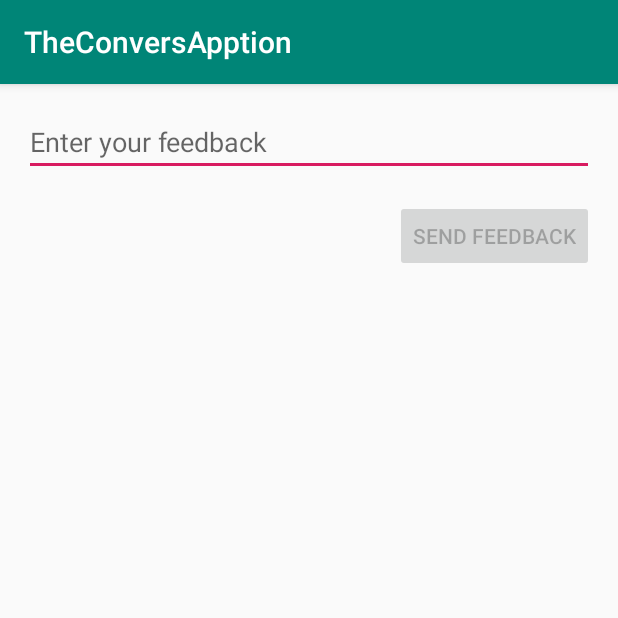
After one commit to SelectiveBamboo/TheConversApption, an Android app: the askFeedbackActivity screen opened directly, with no data from a screen before it, on a phone screen of 412 x 824 dp, the top half of it. The commit adds this screen. Run offline under Robolectric (Android 15) with nearby library versions, the phone set to English and light mode, and no system bars.

Commit message:
Add a feedback menu

```diff
--- a/app/build.gradle
+++ b/app/build.gradle
@@ -25,6 +25,7 @@ dependencies {
     implementation 'com.jakewharton.threetenabp:threetenabp:1.0.5'
     implementation 'androidx.preference:preference:1.1.0-rc01'
     implementation 'androidx.legacy:legacy-support-v4:1.0.0'
+    implementation 'androidx.lifecycle:lifecycle-extensions:2.0.0'
     testImplementation 'org.threeten:threetenbp:1.3.6'
     implementation "androidx.work:work-runtime:$work_version"
     //noinspection GradleCompatible
--- a/app/src/main/AndroidManifest.xml
+++ b/app/src/main/AndroidManifest.xml
@@ -14,18 +14,19 @@
         android:roundIcon="@mipmap/ic_launcher_round"
         android:supportsRtl="true"
         android:theme="@style/AppTheme">
+        <activity android:name=".askFeedbackActivity"></activity>
 
         <service
             android:name=".scheduleNotifService"
             android:exported="false"
-            android:permission="android.permission.BIND_JOB_SERVICE"/>
+            android:permission="android.permission.BIND_JOB_SERVICE" />
 
         <activity android:name=".SettingsActivity" />
 
         <service
             android:name=".RSSTheConvNotif"
             android:exported="false"
-            android:permission="android.permission.BIND_JOB_SERVICE"/>
+            android:permission="android.permission.BIND_JOB_SERVICE" />
 
         <receiver
             android:name=".createNotifReceiver"
--- /dev/null
+++ b/app/src/main/java/fr/smb/univ/iut/acy/rt2/daroldj/theconversapption/askFeedbackActivity.java
@@ -0,0 +1,80 @@
+package fr.smb.univ.iut.acy.rt2.daroldj.theconversapption;
+
+import android.content.SharedPreferences;
+import android.os.Bundle;
+import android.text.Editable;
+import android.text.TextWatcher;
+import android.util.Log;
+import android.view.View;
+import android.widget.Button;
+import android.widget.EditText;
+
+import androidx.appcompat.app.AppCompatActivity;
+
+public class askFeedbackActivity extends AppCompatActivity {
+
+    private final static String TAG = askFeedbackActivity.class.getName();
+
+    private SharedPreferences sharedPreferences;
+
+    private EditText feedback;
+    private Button sendFeedback;
+
+    @Override
+    protected void onCreate(Bundle savedInstanceState)
+    {
+        super.onCreate(savedInstanceState);
+        setContentView(R.layout.activity_ask_feedback);
+
+        this.feedback = super.findViewById(R.id.editFeedback);
+
+        this.feedback.addTextChangedListener(new TextWatcher() {
+            @Override
+            public void beforeTextChanged(CharSequence text, int start, int count, int after)
+            {
+                askFeedbackActivity.this.feedback.setError(null);
+            }
+
+            @Override
+            public void onTextChanged(CharSequence text, int start, int before, int count)
+            {
+                askFeedbackActivity.this.sendFeedback.setEnabled(true);
+            }
+
+            @Override
+            public void afterTextChanged(Editable text)
+            {
+                if (text.length() == 0)
+                {
+                    askFeedbackActivity.this.sendFeedback.setEnabled(false);
+                }
+            }
+        });
+
+        this.sendFeedback = super.findViewById(R.id.sendFeedback);
+        this.sendFeedback.setEnabled(false);
+    }
+
+    public void sendFeedback(View view)
+    {
+        Log.d(TAG, "sendFeedack");
+
+        if (this.feedback.getText().length() > 20)
+        {
+            SharedPreferences.Editor editor = this.sharedPreferences.edit();
+            editor.putString("feedback", this.feedback.getText().toString());
+            editor.commit();
+
+            this.sendFeedbackToServer(this.feedback.getText().toString());
+        }
+        else
+        {
+            this.feedback.setError("Message too short");
+        }
+    }
+
+    private void sendFeedbackToServer(String feedbackToSend)
+    {
+        new Sender(this, "10.102.251.6", feedbackToSend);
+    }
+}
--- /dev/null
+++ b/app/src/main/res/layout/activity_ask_feedback.xml
@@ -0,0 +1,34 @@
+<?xml version="1.0" encoding="utf-8"?>
+
+<androidx.constraintlayout.widget.ConstraintLayout
+    xmlns:android="http://schemas.android.com/apk/res/android"
+    xmlns:app="http://schemas.android.com/apk/res-auto"
+    xmlns:tools="http://schemas.android.com/tools"
+    android:layout_width="match_parent"
+    android:layout_height="match_parent"
+    tools:context=".askFeedbackActivity">
+
+    <EditText
+        android:id="@+id/editFeedback"
+        android:layout_width="0dp"
+        android:layout_height="wrap_content"
+        android:layout_marginStart="16dp"
+        android:layout_marginTop="16dp"
+        android:layout_marginEnd="16dp"
+        android:hint="Enter your feedback"
+        android:inputType="textLongMessage"
+        app:layout_constraintEnd_toEndOf="parent"
+        app:layout_constraintStart_toStartOf="parent"
+        app:layout_constraintTop_toTopOf="parent" />
+
+    <Button
+        android:id="@+id/sendFeedback"
+        android:layout_width="wrap_content"
+        android:layout_height="wrap_content"
+        android:layout_marginTop="16dp"
+        android:onClick="sendFeedback"
+        android:text="Send feedback"
+        app:layout_constraintRight_toRightOf="@id/editFeedback"
+        app:layout_constraintTop_toBottomOf="@id/editFeedback"/>
+
+</androidx.constraintlayout.widget.ConstraintLayout>
--- a/app/src/main/res/menu/menu_activity_main.xml
+++ b/app/src/main/res/menu/menu_activity_main.xml
@@ -1,7 +1,9 @@
 <?xml version="1.0" encoding="utf-8"?>
 <menu xmlns:android="http://schemas.android.com/apk/res/android">
 
-    <item android:title="@string/settings"
+    <item android:title="Settings"
         android:onClick="openSettings"/>
 
+    <item android:title="Feedback"
+        android:onClick="askFeedback"/>
 </menu>
```
Also changed, not shown: app/src/main/java/fr/smb/univ/iut/acy/rt2/daroldj/theconversapption/MainActivity.java (+11 -1 lines), app/src/main/java/fr/smb/univ/iut/acy/rt2/daroldj/theconversapption/RSSTheConvNotif.java (+8 -3 lines), app/src/main/java/fr/smb/univ/iut/acy/rt2/daroldj/theconversapption/Sender.java (added, +116 -0 lines), app/src/main/java/fr/smb/univ/iut/acy/rt2/daroldj/theconversapption/SettingsFragment.java (line endings or trailing spaces).
